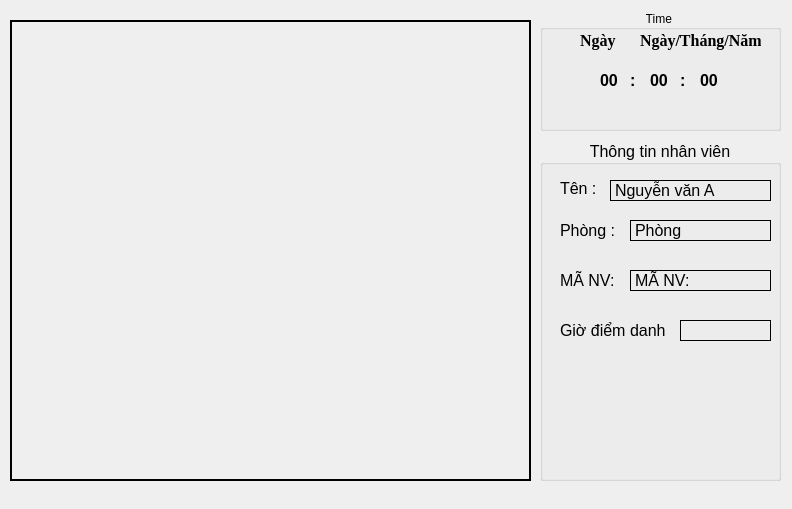
The window that Controler/Gui/DiemDanh.ui (NguyenCuong1411060036/DoAnTotNghiep) describes before a commit, drawn with Qt 5.
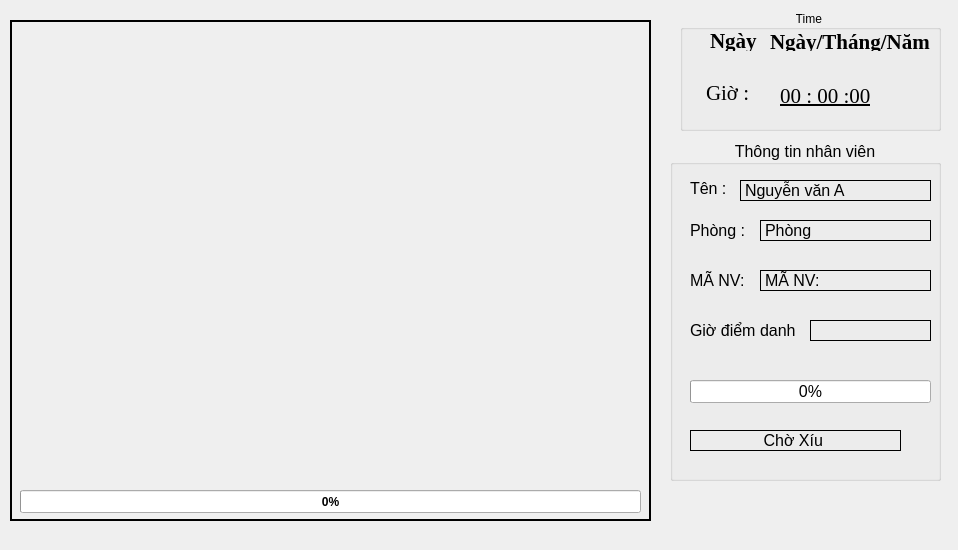
The same window after the commit.

What changed in the file:
```diff
--- a/Controler/Gui/DiemDanh.ui
+++ b/Controler/Gui/DiemDanh.ui
@@ -6,8 +6,8 @@
    <rect>
     <x>0</x>
     <y>0</y>
-    <width>792</width>
-    <height>509</height>
+    <width>958</width>
+    <height>550</height>
    </rect>
   </property>
   <property name="windowTitle">
@@ -18,8 +18,8 @@
     <rect>
      <x>10</x>
      <y>20</y>
-     <width>521</width>
-     <height>461</height>
+     <width>641</width>
+     <height>501</height>
     </rect>
    </property>
    <property name="font">
@@ -38,9 +38,9 @@
   <widget class="QGroupBox" name="groupBox">
    <property name="geometry">
     <rect>
-     <x>540</x>
+     <x>680</x>
      <y>10</y>
-     <width>241</width>
+     <width>261</width>
      <height>121</height>
     </rect>
    </property>
@@ -53,7 +53,7 @@
    <widget class="QLabel" name="label">
     <property name="geometry">
      <rect>
-      <x>40</x>
+      <x>30</x>
       <y>20</y>
       <width>61</width>
       <height>21</height>
@@ -62,7 +62,7 @@
     <property name="font">
      <font>
       <family>Times New Roman</family>
-      <pointsize>12</pointsize>
+      <pointsize>16</pointsize>
       <weight>75</weight>
       <bold>true</bold>
      </font>
@@ -71,19 +71,19 @@
      <string>Ngày </string>
     </property>
    </widget>
-   <widget class="QLabel" name="label_2">
+   <widget class="QLabel" name="txtCurentDate">
     <property name="geometry">
      <rect>
-      <x>100</x>
+      <x>90</x>
       <y>20</y>
-      <width>121</width>
+      <width>161</width>
       <height>21</height>
      </rect>
     </property>
     <property name="font">
      <font>
       <family>Times New Roman</family>
-      <pointsize>12</pointsize>
+      <pointsize>16</pointsize>
       <weight>75</weight>
       <bold>true</bold>
      </font>
@@ -95,110 +95,51 @@
    <widget class="QLabel" name="label_3">
     <property name="geometry">
      <rect>
-      <x>60</x>
+      <x>100</x>
       <y>60</y>
-      <width>21</width>
-      <height>21</height>
+      <width>121</width>
+      <height>51</height>
      </rect>
     </property>
     <property name="font">
      <font>
-      <pointsize>12</pointsize>
-      <weight>75</weight>
-      <bold>true</bold>
+      <family>Times New Roman</family>
+      <pointsize>16</pointsize>
+      <weight>50</weight>
+      <bold>false</bold>
+      <underline>true</underline>
      </font>
     </property>
     <property name="text">
-     <string>00</string>
+     <string>00 : 00 :00</string>
     </property>
    </widget>
-   <widget class="QLabel" name="label_4">
+   <widget class="QLabel" name="label_2">
     <property name="geometry">
      <rect>
-      <x>90</x>
-      <y>60</y>
-      <width>21</width>
-      <height>21</height>
+      <x>26</x>
+      <y>73</y>
+      <width>51</width>
+      <height>20</height>
      </rect>
     </property>
     <property name="font">
      <font>
-      <pointsize>12</pointsize>
-      <weight>75</weight>
-      <bold>true</bold>
+      <family>Times New Roman</family>
+      <pointsize>16</pointsize>
      </font>
     </property>
     <property name="text">
-     <string>:</string>
-    </property>
-   </widget>
-   <widget class="QLabel" name="label_5">
-    <property name="geometry">
-     <rect>
-      <x>110</x>
-      <y>60</y>
-      <width>21</width>
-      <height>21</height>
-     </rect>
-    </property>
-    <property name="font">
-     <font>
-      <pointsize>12</pointsize>
-      <weight>75</weight>
-      <bold>true</bold>
-     </font>
-    </property>
-    <property name="text">
-     <string>00</string>
-    </property>
-   </widget>
-   <widget class="QLabel" name="label_6">
-    <property name="geometry">
-     <rect>
-      <x>140</x>
-      <y>60</y>
-      <width>21</width>
-      <height>21</height>
-     </rect>
-    </property>
-    <property name="font">
-     <font>
-      <pointsize>12</pointsize>
-      <weight>75</weight>
-      <bold>true</bold>
-     </font>
-    </property>
-    <property name="text">
-     <string>:</string>
-    </property>
-   </widget>
-   <widget class="QLabel" name="label_7">
-    <property name="geometry">
-     <rect>
-      <x>160</x>
-      <y>60</y>
-      <width>21</width>
-      <height>21</height>
-     </rect>
-    </property>
-    <property name="font">
-     <font>
-      <pointsize>12</pointsize>
-      <weight>75</weight>
-      <bold>true</bold>
-     </font>
-    </property>
-    <property name="text">
-     <string>00</string>
+     <string>Giờ :</string>
     </property>
    </widget>
   </widget>
   <widget class="QGroupBox" name="groupBox_2">
    <property name="geometry">
     <rect>
-     <x>540</x>
+     <x>670</x>
      <y>140</y>
-     <width>241</width>
+     <width>271</width>
      <height>341</height>
     </rect>
    </property>
@@ -231,7 +172,7 @@
      <rect>
       <x>70</x>
       <y>40</y>
-      <width>161</width>
+      <width>191</width>
       <height>21</height>
      </rect>
     </property>
@@ -269,7 +210,7 @@
      <rect>
       <x>90</x>
       <y>80</y>
-      <width>141</width>
+      <width>171</width>
       <height>21</height>
      </rect>
     </property>
@@ -307,7 +248,7 @@
      <rect>
       <x>90</x>
       <y>130</y>
-      <width>141</width>
+      <width>171</width>
       <height>21</height>
      </rect>
     </property>
@@ -345,7 +286,7 @@
      <rect>
       <x>140</x>
       <y>180</y>
-      <width>91</width>
+      <width>121</width>
       <height>21</height>
      </rect>
     </property>
@@ -365,6 +306,57 @@
      <set>Qt::NoTextInteraction</set>
     </property>
    </widget>
+   <widget class="QProgressBar" name="progress">
+    <property name="geometry">
+     <rect>
+      <x>20</x>
+      <y>240</y>
+      <width>241</width>
+      <height>23</height>
+     </rect>
+    </property>
+    <property name="value">
+     <number>0</number>
+    </property>
+   </widget>
+   <widget class="QLabel" name="lbWaitting">
+    <property name="geometry">
+     <rect>
+      <x>20</x>
+      <y>290</y>
+      <width>211</width>
+      <height>21</height>
+     </rect>
+    </property>
+    <property name="frameShape">
+     <enum>QFrame::Box</enum>
+    </property>
+    <property name="text">
+     <string>Chờ Xíu </string>
+    </property>
+    <property name="alignment">
+     <set>Qt::AlignCenter</set>
+    </property>
+   </widget>
+  </widget>
+  <widget class="QProgressBar" name="progressReset">
+   <property name="geometry">
+    <rect>
+     <x>20</x>
+     <y>490</y>
+     <width>621</width>
+     <height>23</height>
+    </rect>
+   </property>
+   <property name="font">
+    <font>
+     <weight>75</weight>
+     <bold>true</bold>
+    </font>
+   </property>
+   <property name="value">
+    <number>0</number>
+   </property>
   </widget>
  </widget>
  <resources/>
```
Left out of the diff: 10 changed lines with no effect on the pictures.
